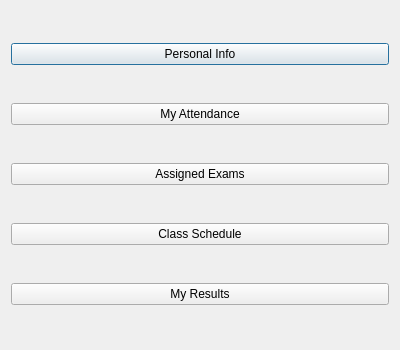
Old version of the form StudentPanel/StudentPanel.ui in the repository sarimkhan4/SchoolManagementSystem.
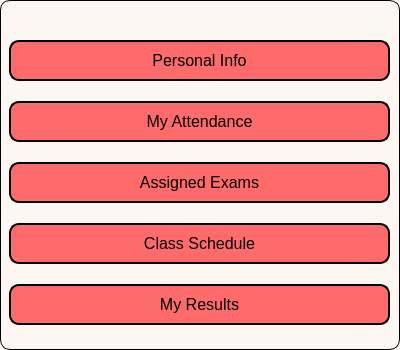
New version of the form.

Commit message: Created a UI for AdminPanel (6 files), StudentPanel (6 files), TeacherPanel (5 files), Login.

```diff
--- a/StudentPanel/StudentPanel.ui
+++ b/StudentPanel/StudentPanel.ui
@@ -13,43 +13,148 @@
   <property name="windowTitle">
    <string>Student Panel</string>
   </property>
-  <layout class="QVBoxLayout" name="verticalLayout">
-   <item>
+  <property name="styleSheet">
+   <string notr="true">QDialog#StudentPanel {
+        background-color: #fef6f0;
+        border: 1px solid black;
+        border-radius: 10%;
+}</string>
+  </property>
     <widget class="QPushButton" name="personalInfoButton">
+   <property name="geometry">
+    <rect>
+     <x>9</x>
+     <y>40</y>
+     <width>381</width>
+     <height>41</height>
+    </rect>
+   </property>
+   <property name="styleSheet">
+    <string notr="true">QPushButton#personalInfoButton {
+    background-color: #ff6b6b;
+    border: 1.5px solid black;
+    border-radius: 10px;
+    font-size: 16px;
+}
+
+QPushButton#personalInfoButton:hover {
+    background-color: #ee5253;
+}
+
+</string>
+   </property>
      <property name="text">
       <string>Personal Info</string>
      </property>
     </widget>
-   </item>
-   <item>
     <widget class="QPushButton" name="attendanceButton">
+   <property name="geometry">
+    <rect>
+     <x>9</x>
+     <y>101</y>
+     <width>381</width>
+     <height>41</height>
+    </rect>
+   </property>
+   <property name="styleSheet">
+    <string notr="true">QPushButton#attendanceButton {
+    background-color: #ff6b6b;
+    border: 1.5px solid black;
+    border-radius: 10px;
+    font-size: 16px;
+}
+
+QPushButton#attendanceButton:hover {
+    background-color: #ee5253;
+}
+
+</string>
+   </property>
      <property name="text">
       <string>My Attendance</string>
      </property>
     </widget>
-   </item>
-   <item>
     <widget class="QPushButton" name="examButton">
+   <property name="geometry">
+    <rect>
+     <x>9</x>
+     <y>162</y>
+     <width>381</width>
+     <height>41</height>
+    </rect>
+   </property>
+   <property name="styleSheet">
+    <string notr="true">QPushButton#examButton {
+    background-color: #ff6b6b;
+    border: 1.5px solid black;
+    border-radius: 10px;
+    font-size: 16px;
+}
+
+QPushButton#examButton:hover {
+    background-color: #ee5253;
+}
+
+</string>
+   </property>
      <property name="text">
       <string>Assigned Exams</string>
      </property>
     </widget>
-   </item>
-   <item>
     <widget class="QPushButton" name="scheduleButton">
+   <property name="geometry">
+    <rect>
+     <x>9</x>
+     <y>223</y>
+     <width>381</width>
+     <height>41</height>
+    </rect>
+   </property>
+   <property name="styleSheet">
+    <string notr="true">QPushButton#scheduleButton {
+    background-color: #ff6b6b;
+    border: 1.5px solid black;
+    border-radius: 10px;
+    font-size: 16px;
+}
+
+QPushButton#scheduleButton:hover {
+    background-color: #ee5253;
+}
+
+</string>
+   </property>
      <property name="text">
       <string>Class Schedule</string>
      </property>
     </widget>
-   </item>
-   <item>
     <widget class="QPushButton" name="resultButton">
+   <property name="geometry">
+    <rect>
+     <x>9</x>
+     <y>284</y>
+     <width>381</width>
+     <height>41</height>
+    </rect>
+   </property>
+   <property name="styleSheet">
+    <string notr="true">QPushButton#resultButton {
+    background-color: #ff6b6b;
+    border: 1.5px solid black;
+    border-radius: 10px;
+    font-size: 16px;
+}
+
+QPushButton#resultButton:hover {
+    background-color: #ee5253;
+}
+
+</string>
+   </property>
      <property name="text">
       <string>My Results</string>
      </property>
     </widget>
-   </item>
-  </layout>
  </widget>
  <resources/>
  <connections/>
```
Lines whose indentation alone changed are shown as unchanged. The commit also changes 13 other files.
